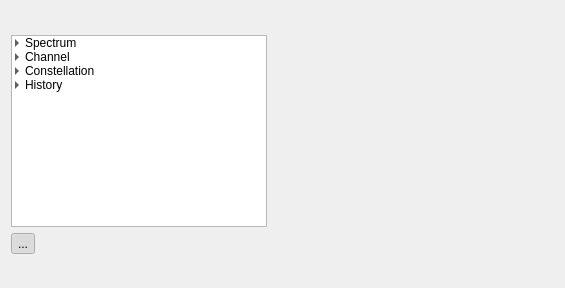
Old version of the form dream/src/GUI-QT/channelwidget.ui in the repository mmjee/dream-patched.
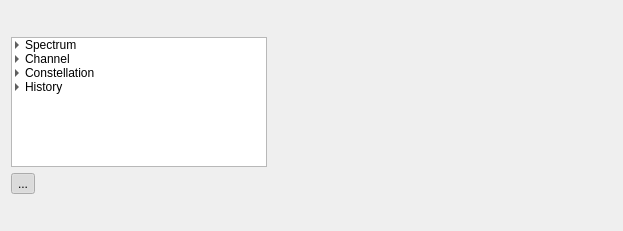
New version of the form. Icons and pictures are not drawn. Custom widgets are drawn as their Qt base class.

What changed in the file:
```diff
--- a/dream/src/GUI-QT/channelwidget.ui
+++ b/dream/src/GUI-QT/channelwidget.ui
@@ -6,8 +6,8 @@
    <rect>
     <x>0</x>
     <y>0</y>
-    <width>565</width>
-    <height>288</height>
+    <width>623</width>
+    <height>231</height>
    </rect>
   </property>
   <property name="windowTitle">
@@ -15,7 +15,31 @@
   </property>
   <layout class="QVBoxLayout" name="verticalLayout">
    <item>
-    <widget class="DRMDetail" name="drmDetail" native="true"/>
+    <layout class="QHBoxLayout" name="horizontalLayout_2">
+     <item>
+      <widget class="DRMDetail" name="drmDetail" native="true">
+       <property name="sizePolicy">
+        <sizepolicy hsizetype="Minimum" vsizetype="Minimum">
+         <horstretch>0</horstretch>
+         <verstretch>0</verstretch>
+        </sizepolicy>
+       </property>
+      </widget>
+     </item>
+     <item>
+      <spacer name="horizontalSpacer">
+       <property name="orientation">
+        <enum>Qt::Horizontal</enum>
+       </property>
+       <property name="sizeHint" stdset="0">
+        <size>
+         <width>40</width>
+         <height>20</height>
+        </size>
+       </property>
+      </spacer>
+     </item>
+    </layout>
    </item>
    <item>
     <layout class="QGridLayout" name="gridLayout">
@@ -248,6 +272,8 @@
     </layout>
    </item>
    <item>
+    <layout class="QHBoxLayout" name="horizontalLayout">
+     <item>
     <widget class="DRMOptions" name="drmOptions" native="true">
      <property name="sizePolicy">
       <sizepolicy hsizetype="Preferred" vsizetype="Preferred">
@@ -259,6 +285,21 @@
       <bool>false</bool>
      </property>
     </widget>
+     </item>
+     <item>
+      <spacer name="horizontalSpacer_2">
+       <property name="orientation">
+        <enum>Qt::Horizontal</enum>
+       </property>
+       <property name="sizeHint" stdset="0">
+        <size>
+         <width>40</width>
+         <height>20</height>
+        </size>
+       </property>
+      </spacer>
+     </item>
+    </layout>
    </item>
   </layout>
  </widget>
```
Lines whose indentation alone changed are shown as unchanged.
